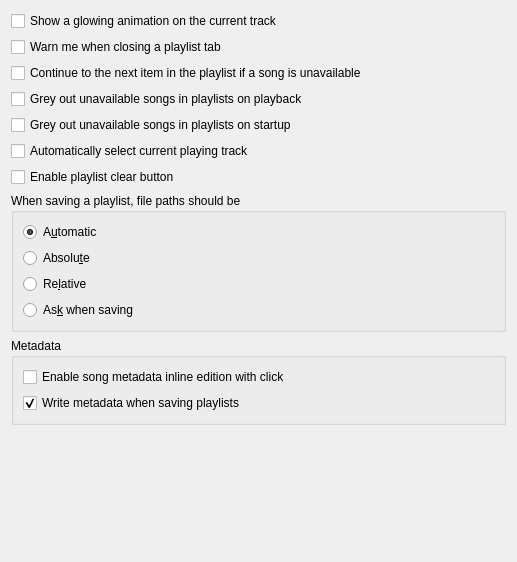
First picture: the form in src/settings/playlistsettingspage.ui, repository strawberrymusicplayer/strawberry, before the edit.
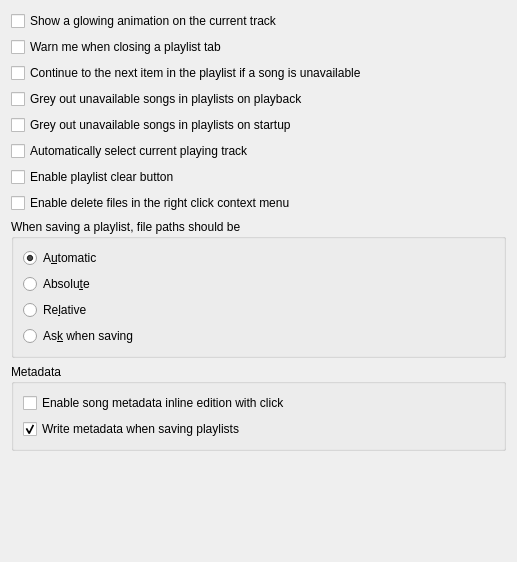
Second picture: the form after the edit.

Commit message:
Add optional delete from disk in collection and playlist
Fixes #284

Diff of the .ui file:
```diff
--- a/src/settings/playlistsettingspage.ui
+++ b/src/settings/playlistsettingspage.ui
@@ -63,6 +63,13 @@
      </property>
     </widget>
    </item>
+   <item>
+    <widget class="QCheckBox" name="checkbox_delete_files">
+     <property name="text">
+      <string>Enable delete files in the right click context menu</string>
+     </property>
+    </widget>
+   </item>
    <item>
     <widget class="QGroupBox" name="groupbox_paths">
      <property name="title">
```
The commit also changes 18 other files.
